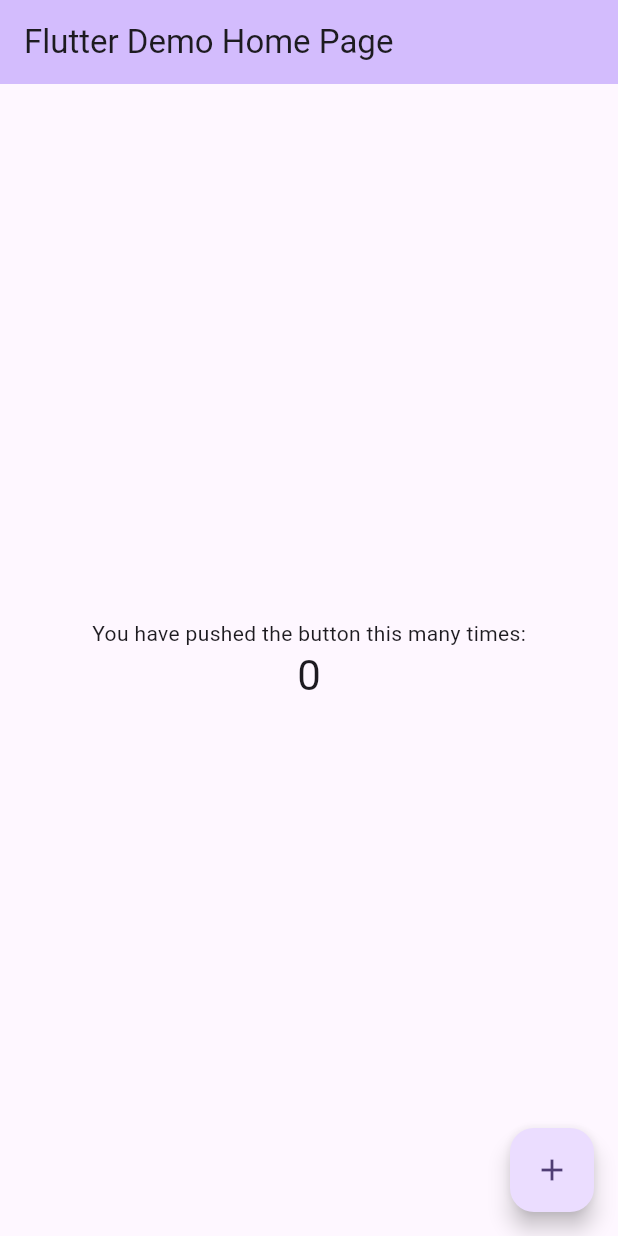
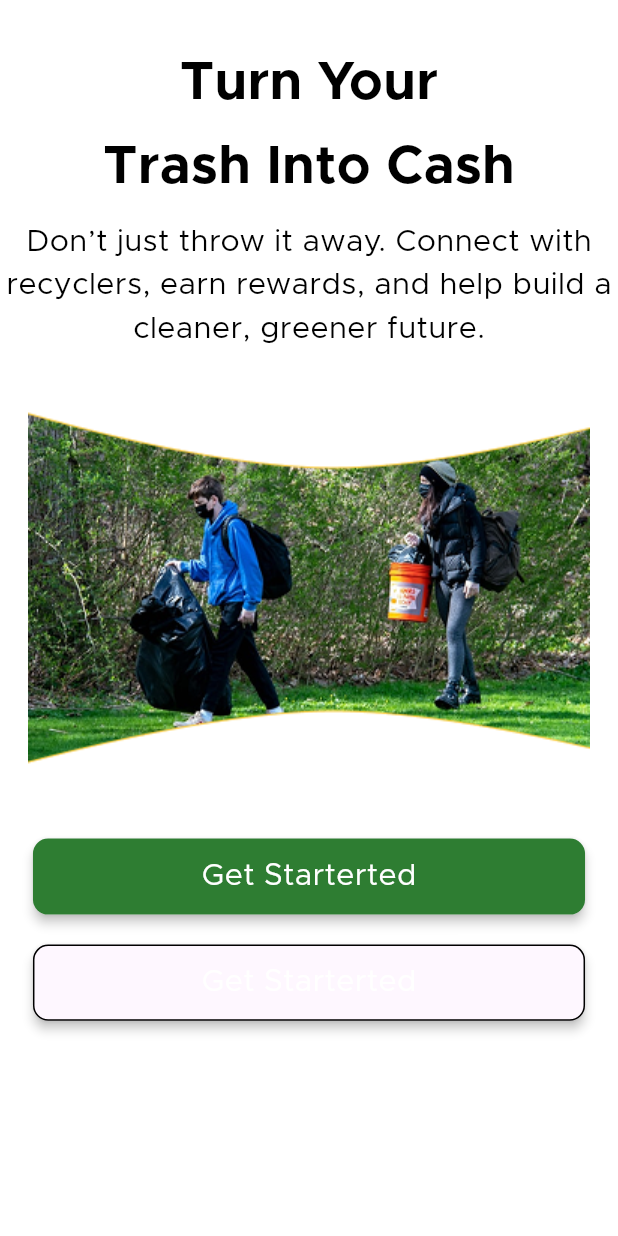
Before and after one commit to noyevate/trash2cash, a Flutter app: the screen it shows after launch, on a phone screen of 412 x 824 dp. Run offline on Flutter 3.47's test engine with Material 3 defaults, Android fonts, the phone set to English and light mode, and no system bars; our stand-ins replace email_validator, flutter_screenutil.

Commit message:
onboarding pages

```diff
--- /dev/null
+++ b/lib/constants/color_extension.dart
@@ -0,0 +1,9 @@
+// ignore_for_file: non_constant_identifier_names, use_full_hex_values_for_flutter_colors
+
+import 'package:flutter/material.dart';
+
+class Tcolor {
+  static Color get PrimaryGreen => const Color(0xff279B54);
+  static Color get PrimaryYellow => const Color(0xffFCCC3E);
+
+}
--- /dev/null
+++ b/lib/constants/others.dart
@@ -0,0 +1,5 @@
+import 'package:flutter_screenutil/flutter_screenutil.dart';
+
+
+double height = 1640.h;
+double width = 720.w;
--- /dev/null
+++ b/lib/constants/r_text.dart
@@ -0,0 +1,33 @@
+import 'package:flutter/material.dart';
+
+class RText extends StatelessWidget {
+  final String title;
+  final TextStyle style;
+  final TextAlign? textAlign;
+  final TextOverflow? overflow;
+  final TextDecoration? decoration;
+
+  const RText({
+    super.key,
+    required this.title,
+    required this.style,
+    this.textAlign,
+    this.overflow, this.decoration,
+
+  });
+
+  @override
+  Widget build(BuildContext context) {
+    return Text(
+      title,
+      style: style.copyWith(
+        fontFamily: style.fontFamily ?? 'Metropolis',
+        decoration: decoration ?? TextDecoration.none
+      ) ,
+      textAlign: textAlign ?? TextAlign.left,
+
+      // overflow: overflow ?? TextOverflow.ellipsis,
+      // softWrap: false,
+    );
+  }
+}
--- /dev/null
+++ b/lib/constants/space_exs.dart
@@ -0,0 +1,18 @@
+import 'package:flutter/material.dart';
+
+extension IntExtention on int? {
+  int validate({int value  = 0}) {
+    return this ?? value;
+  }
+
+  Widget get l => SizedBox(
+    height: this?.toDouble(),
+  );
+
+  Widget get b => SizedBox(
+    width: this?.toDouble(),
+  );
+}
+
+
+String apiKey = "AIzaSyCmPEJz8RGp0qdZnnV0A0Owq9NKh0hBFOo";
--- /dev/null
+++ b/lib/features/onboarding/presentation/pages/auth_selection.dart
@@ -0,0 +1,111 @@
+import 'package:flutter/material.dart';
+import 'package:flutter_screenutil/flutter_screenutil.dart';
+import 'package:trash2cash/constants/r_text.dart';
+import 'package:trash2cash/constants/space_exs.dart';
+import 'package:trash2cash/features/Auth/presentation/pages/login_page.dart';
+import 'package:trash2cash/features/Auth/presentation/pages/register_page.dart';
+
+class AuthSelection extends StatelessWidget {
+  const AuthSelection({super.key});
+
+  @override
+  Widget build(BuildContext context) {
+    return Scaffold(
+        backgroundColor: Colors.white,
+        body: Column(
+          // crossAxisAlignment: CrossAxisAlignment.start,
+          children: [
+            30.l,
+            Padding(
+              padding: EdgeInsets.only(left: 20.w, right: 20.w),
+              child: RText(
+                  title: "Turn Your",
+                  style: TextStyle(color: Colors.black, fontSize: 35.sp, fontWeight: FontWeight.bold)),
+            ),
+          5.l,
+            RText(
+                title: "Trash Into Cash",
+                style: TextStyle(color: Colors.black, fontSize: 35.sp, fontWeight: FontWeight.bold)),
+            10.l,
+            RText(
+                title: "Don’t just throw it away. Connect with",
+                style: TextStyle(color: Colors.black, fontSize: 20.sp, fontWeight: FontWeight.w400)),
+
+            RText(
+                title: "recyclers, earn rewards, and help build a",
+                style: TextStyle(color: Colors.black, fontSize: 20.sp, fontWeight: FontWeight.w400)),
+
+                RText(
+                title: "cleaner, greener future.",
+                style: TextStyle(color: Colors.black, fontSize: 20.sp, fontWeight: FontWeight.w400)),
+
+
+            30.l,
+            Image.asset("images/onboarding_1.png"),
+            40.l,
+            Padding(
+              padding: EdgeInsets.only(left: 20.w, right: 20.w),
+              child: GestureDetector(
+                onTap: () {
+                  Navigator.pushReplacement(
+                    context,
+                    MaterialPageRoute(
+                        builder: (BuildContext context) => RegisterPage()),
+                  );
+                },
+                child: Material(
+                  elevation: 3,
+                  borderRadius: BorderRadius.circular(10.r),
+                  child: Container(
+                    height: 50.h,
+                    width: double.infinity,
+                    decoration: BoxDecoration(
+                        color: Color(0xff2E7D32),
+                        borderRadius: BorderRadius.circular(10.r)),
+                    child: Center(
+                      child: RText(
+                        title: "Get Starterted",
+                        style: TextStyle(fontSize: 20.sp, color: Colors.white),
+                      ),
+                    ),
+                  ),
+                ),
+              ),
+            ),
+            20.l,
+
+            Padding(
+              padding: EdgeInsets.only(left: 20.w, right: 20.w),
+              child: GestureDetector(
+                onTap: () {
+                  Navigator.pushReplacement(
+                  context,
+                  MaterialPageRoute(
+                      builder: (BuildContext context) => LoginPage()));
+                },
+                child: Material(
+                  elevation: 3,
+                  borderRadius: BorderRadius.circular(10.r),
+
+                  child: Container(
+                    height: 50.h,
+                    width: double.infinity,
+                    decoration: BoxDecoration(
+                        // color: Color(0xff2E7D32),
+                        borderRadius: BorderRadius.circular(10.r),
+                        border: Border.all()
+                      ),
+                    child: Center(
+                      child: RText(
+                        title: "Get Starterted",
+                        style: TextStyle(fontSize: 20.sp, color: Colors.white),
+                      ),
+                    ),
+                  ),
+                ),
+              ),
+            ),
+          ],
+        ));
+  }
+}
--- a/lib/main.dart
+++ b/lib/main.dart
@@ -1,4 +1,6 @@
 import 'package:flutter/material.dart';
+import 'package:flutter_screenutil/flutter_screenutil.dart';
+import 'package:trash2cash/features/onboarding/presentation/pages/onboarding.dart';
 
 void main() {
   runApp(const MyApp());
@@ -10,116 +12,19 @@
   // This widget is the root of your application.
   @override
   Widget build(BuildContext context) {
-    return MaterialApp(
-      title: 'Flutter Demo',
-      theme: ThemeData(
-        // This is the theme of your application.
-        //
-        // TRY THIS: Try running your application with "flutter run". You'll see
-        // the application has a purple toolbar. Then, without quitting the app,
-        // try changing the seedColor in the colorScheme below to Colors.green
-        // and then invoke "hot reload" (save your changes or press the "hot
-        // reload" button in a Flutter-supported IDE, or press "r" if you used
-        // the command line to start the app).
-        //
-        // Notice that the counter didn't reset back to zero; the application
-        // state is not lost during the reload. To reset the state, use hot
-        // restart instead.
-        //
-        // This works for code too, not just values: Most code changes can be
-        // tested with just a hot reload.
-        colorScheme: ColorScheme.fromSeed(seedColor: Colors.deepPurple),
-        useMaterial3: true,
+    return ScreenUtilInit(
+      designSize: const Size(375, 812),
+      minTextAdapt: true,
+      splitScreenMode: true,
+      child: MaterialApp(
+        debugShowCheckedModeBanner: false,
+        title: 'trash2cash',
+        theme: ThemeData(
+          colorScheme: ColorScheme.fromSeed(seedColor: Colors.deepPurple),
+          useMaterial3: true,
+        ),
+        home: Onboarding(),
       ),
-      home: const MyHomePage(title: 'Flutter Demo Home Page'),
     );
   }
 }
-
-class MyHomePage extends StatefulWidget {
-  const MyHomePage({super.key, required this.title});
-
-  // This widget is the home page of your application. It is stateful, meaning
-  // that it has a State object (defined below) that contains fields that affect
-  // how it looks.
-
-  // This class is the configuration for the state. It holds the values (in this
-  // case the title) provided by the parent (in this case the App widget) and
-  // used by the build method of the State. Fields in a Widget subclass are
-  // always marked "final".
-
-  final String title;
-
-  @override
-  State<MyHomePage> createState() => _MyHomePageState();
-}
-
-class _MyHomePageState extends State<MyHomePage> {
-  int _counter = 0;
-
-  void _incrementCounter() {
-    setState(() {
-      // This call to setState tells the Flutter framework that something has
-      // changed in this State, which causes it to rerun the build method below
-      // so that the display can reflect the updated values. If we changed
-      // _counter without calling setState(), then the build method would not be
-      // called again, and so nothing would appear to happen.
-      _counter++;
-    });
-  }
-
-  @override
-  Widget build(BuildContext context) {
-    // This method is rerun every time setState is called, for instance as done
-    // by the _incrementCounter method above.
-    //
-    // The Flutter framework has been optimized to make rerunning build methods
-    // fast, so that you can just rebuild anything that needs updating rather
-    // than having to individually change instances of widgets.
-    return Scaffold(
-      appBar: AppBar(
-        // TRY THIS: Try changing the color here to a specific color (to
-        // Colors.amber, perhaps?) and trigger a hot reload to see the AppBar
-        // change color while the other colors stay the same.
-        backgroundColor: Theme.of(context).colorScheme.inversePrimary,
-        // Here we take the value from the MyHomePage object that was created by
-        // the App.build method, and use it to set our appbar title.
-        title: Text(widget.title),
-      ),
-      body: Center(
-        // Center is a layout widget. It takes a single child and positions it
-        // in the middle of the parent.
-        child: Column(
-          // Column is also a layout widget. It takes a list of children and
-          // arranges them vertically. By default, it sizes itself to fit its
-          // children horizontally, and tries to be as tall as its parent.
-          //
-          // Column has various properties to control how it sizes itself and
-          // how it positions its children. Here we use mainAxisAlignment to
-          // center the children vertically; the main axis here is the vertical
-          // axis because Columns are vertical (the cross axis would be
-          // horizontal).
-          //
-          // TRY THIS: Invoke "debug painting" (choose the "Toggle Debug Paint"
-          // action in the IDE, or press "p" in the console), to see the
-          // wireframe for each widget.
-          mainAxisAlignment: MainAxisAlignment.center,
-          children: <Widget>[
-            const Text(
-              'You have pushed the button this many times:',
-            ),
-            Text(
-              '$_counter',
-              style: Theme.of(context).textTheme.headlineMedium,
-            ),
-          ],
-        ),
-      ),
-      floatingActionButton: FloatingActionButton(
-        onPressed: _incrementCounter,
-        tooltip: 'Increment',
-        child: const Icon(Icons.add),
-      ), // This trailing comma makes auto-formatting nicer for build methods.
-    );
-  }
-}
```
Also changed, not shown: lib/constants/custom_form.dart (added, +54 -0 lines), lib/features/Auth/presentation/pages/login_page.dart (added, +25 -0 lines), lib/features/Auth/presentation/pages/register_page.dart (added, +196 -0 lines), lib/features/onboarding/presentation/pages/onboarding.dart (added, +70 -0 lines).
